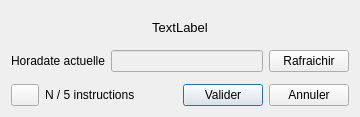
This is src/Ui/Pilototo.ui in nohal/qtVlm as Qt 5 draws it before an edit. The edited form follows.
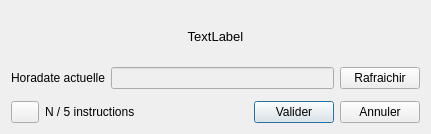
This is the edited form.

```diff
--- a/src/Ui/Pilototo.ui
+++ b/src/Ui/Pilototo.ui
@@ -6,8 +6,8 @@
    <rect>
     <x>0</x>
     <y>0</y>
-    <width>360</width>
-    <height>117</height>
+    <width>431</width>
+    <height>134</height>
    </rect>
   </property>
   <property name="sizePolicy">
```
